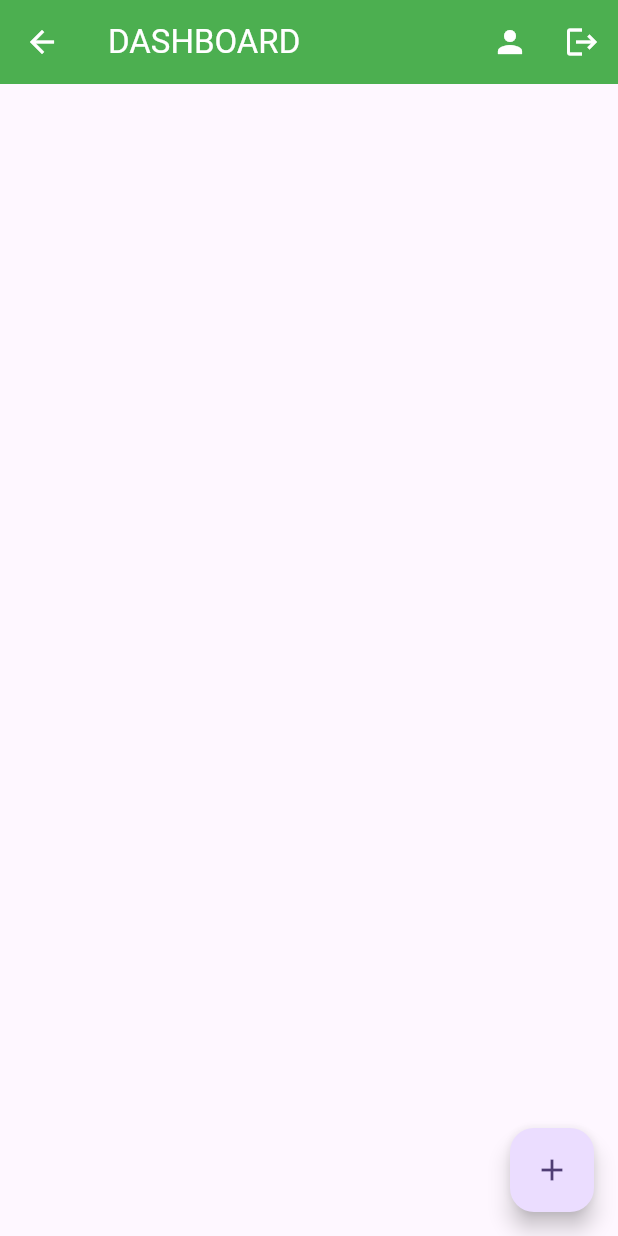
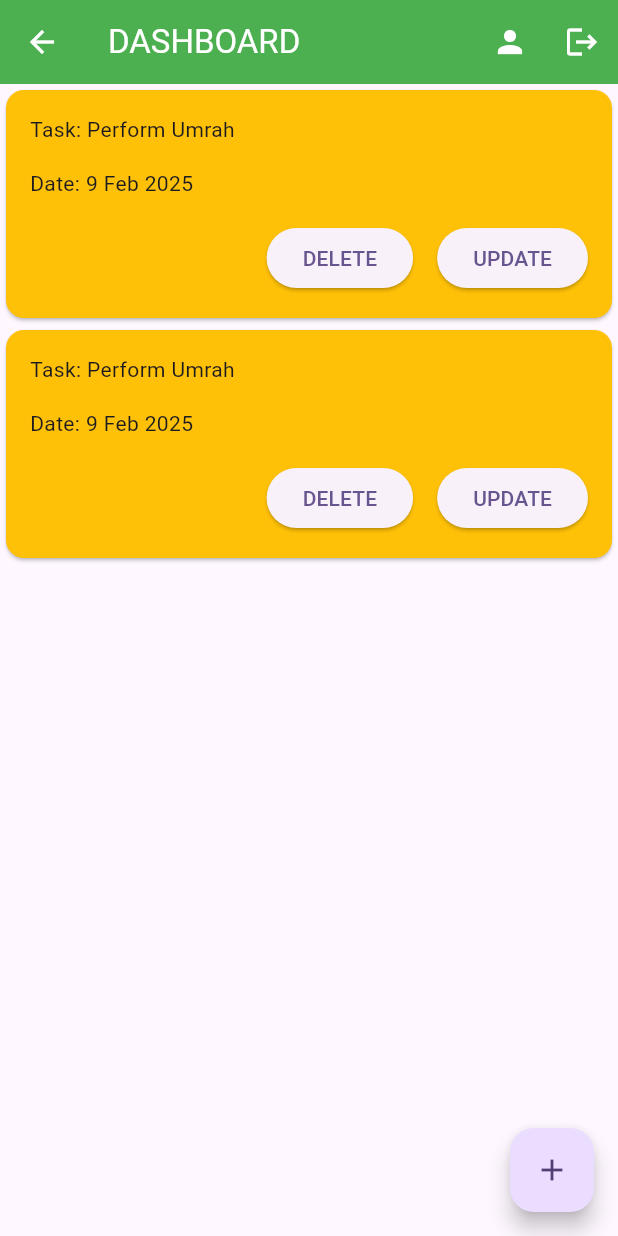
Before and after one commit to abidroid/akti4_firebase_todo, a Flutter app: the DashboardScreen screen opened directly, on a phone screen of 412 x 824 dp. Run offline on Flutter 3.47's test engine with Material 3 defaults, Android fonts, the phone set to English and light mode, and no system bars.

Commit message:
dashboard update task screens

```diff
--- a/lib/screens/dashboard_screen.dart
+++ b/lib/screens/dashboard_screen.dart
@@ -1,4 +1,5 @@
 import 'package:akti4_firebase_todo/screens/profile_screen.dart';
+import 'package:akti4_firebase_todo/screens/update_task_screen.dart';
 import 'package:flutter/material.dart';
 
 import 'add_task_screen.dart';
@@ -40,7 +41,80 @@ class _DashboardScreenState extends State<DashboardScreen> {
               icon: Icon(Icons.logout),
             ),
           ]),
-      body: const Center(),
+      body: ListView(
+        children: [
+          Card(
+            color: Colors.amber,
+            child: Padding(
+                padding: EdgeInsets.all(16.0),
+                child: Column(
+                  spacing: 16,
+                  children: [
+                    Row(
+                      children: [
+                        Text('Task: '),
+                        Text('Perform Umrah'),
+                      ],
+                    ),
+                    Row(
+                      children: [
+                        Text('Date: '),
+                        Text('9 Feb 2025'),
+                      ],
+                    ),
+
+                    Row(
+                      spacing: 16,
+                      mainAxisAlignment: MainAxisAlignment.end,
+                      children: [
+                        ElevatedButton(onPressed: (){}, child: const Text('DELETE')),
+                        ElevatedButton(onPressed: (){
+
+                          Navigator.of(context).push(MaterialPageRoute(builder: (context) {
+                            return const UpdateTaskScreen();
+                          }));
+
+
+                        }, child: const Text('UPDATE')),
+                      ],
+                    )
+                  ],
+                )),
+          ),
+          Card(
+            color: Colors.amber,
+            child: Padding(
+                padding: EdgeInsets.all(16.0),
+                child: Column(
+                  spacing: 16,
+                  children: [
+                    Row(
+                      children: [
+                        Text('Task: '),
+                        Text('Perform Umrah'),
+                      ],
+                    ),
+                    Row(
+                      children: [
+                        Text('Date: '),
+                        Text('9 Feb 2025'),
+                      ],
+                    ),
+
+                    Row(
+                      spacing: 16,
+                      mainAxisAlignment: MainAxisAlignment.end,
+                      children: [
+                        ElevatedButton(onPressed: (){}, child: const Text('DELETE')),
+                        ElevatedButton(onPressed: (){}, child: const Text('UPDATE')),
+                      ],
+                    )
+                  ],
+                )),
+          ),
+
+        ],
+      ),
     );
   }
 }
--- a/lib/screens/login_screen.dart
+++ b/lib/screens/login_screen.dart
@@ -99,7 +99,7 @@ class _LoginScreenState extends State<LoginScreen> {
 
                 Navigator.of(context)
                     .push(MaterialPageRoute(builder: (context) {
-                  return const EmailVerificationScreen();
+                  return const DashboardScreen();
                 }));
               },
               child: const Text('Login'),
```
Also changed, not shown: lib/screens/update_task_screen.dart (+48 -1 lines).
